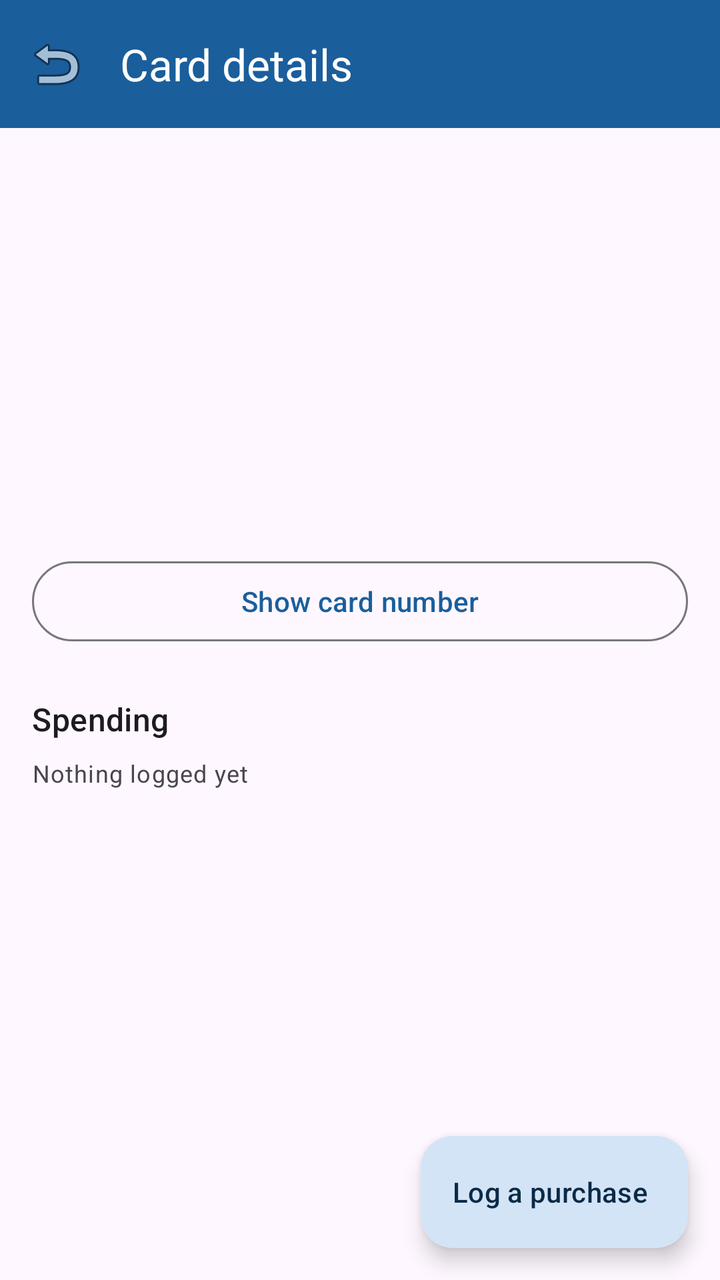
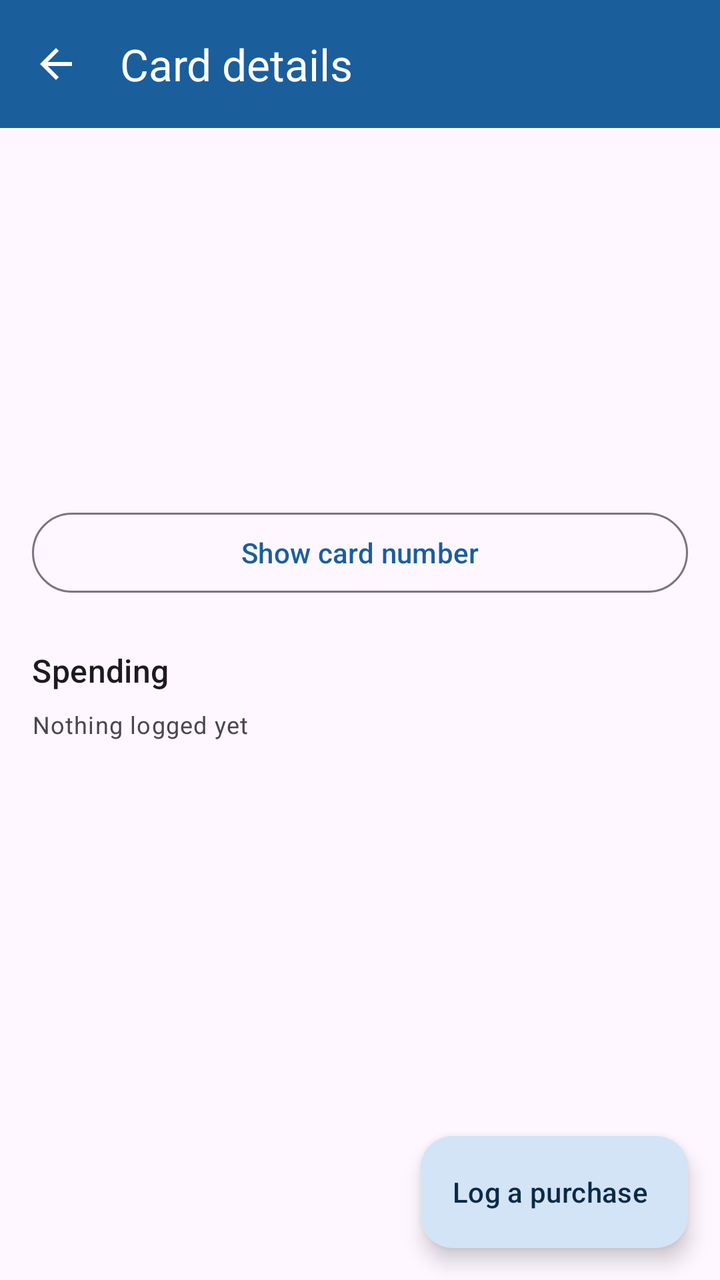

Before-and-after screenshots of an Android layout around one commit, followed by the original layout XML and the change that was made.
<!-- AndroidManifest.xml: application theme Theme.MyCards -->
<!-- res/layout/activity_card_detail.xml -->
<?xml version="1.0" encoding="utf-8"?>
<androidx.coordinatorlayout.widget.CoordinatorLayout
    xmlns:android="http://schemas.android.com/apk/res/android"
    xmlns:app="http://schemas.android.com/apk/res-auto"
    android:layout_width="match_parent"
    android:layout_height="match_parent">

    <LinearLayout
        android:layout_width="match_parent"
        android:layout_height="match_parent"
        android:orientation="vertical">

        <com.google.android.material.appbar.MaterialToolbar
            android:id="@+id/toolbar"
            android:layout_width="match_parent"
            android:layout_height="?attr/actionBarSize"
            android:background="@color/toolbar_background"
            app:navigationIcon="@android:drawable/ic_menu_revert"
            app:title="@string/card_details"
            app:titleTextColor="@color/toolbar_on_background" />

        <ScrollView
            android:layout_width="match_parent"
            android:layout_height="0dp"
            android:layout_weight="1"
            android:fillViewport="true">

            <LinearLayout
                android:layout_width="match_parent"
                android:layout_height="wrap_content"
                android:orientation="vertical"
                android:padding="16dp"
                android:paddingBottom="96dp">

                <TextView
                    android:id="@+id/cardTitle"
                    android:layout_width="match_parent"
                    android:layout_height="wrap_content"
                    android:textAppearance="?attr/textAppearanceHeadlineSmall" />

                <TextView
                    android:id="@+id/cardSubtitle"
                    android:layout_width="match_parent"
                    android:layout_height="wrap_content"
                    android:textAppearance="@style/TextAppearance.MyCards.Meta" />

                <TextView
                    android:id="@+id/balance"
                    android:layout_width="match_parent"
                    android:layout_height="wrap_content"
                    android:layout_marginTop="12dp"
                    android:textAppearance="?attr/textAppearanceDisplaySmall" />

                <TextView
                    android:id="@+id/balanceMeta"
                    android:layout_width="match_parent"
                    android:layout_height="wrap_content"
                    android:textAppearance="@style/TextAppearance.MyCards.Meta" />

                <TextView
                    android:id="@+id/expiry"
                    android:layout_width="match_parent"
                    android:layout_height="wrap_content"
                    android:layout_marginTop="8dp"
                    android:textAppearance="?attr/textAppearanceBodyMedium" />

                
                <TextView
                    android:id="@+id/storeInfo"
                    android:layout_width="match_parent"
                    android:layout_height="wrap_content"
                    android:layout_marginTop="8dp"
                    android:textAppearance="@style/TextAppearance.MyCards.Meta" />

                <com.google.android.material.card.MaterialCardView
                    android:id="@+id/mismatchCard"
                    android:layout_width="match_parent"
                    android:layout_height="wrap_content"
                    android:layout_marginTop="16dp"
                    android:visibility="gone"
                    app:cardCornerRadius="12dp"
                    app:strokeColor="@color/expiry_warning"
                    app:strokeWidth="1dp">

                    <LinearLayout
                        android:layout_width="match_parent"
                        android:layout_height="wrap_content"
                        android:orientation="vertical"
                        android:padding="12dp">

                        <TextView
                            android:layout_width="match_parent"
                            android:layout_height="wrap_content"
                            android:text="@string/unlogged_transaction_title"
                            android:textAppearance="?attr/textAppearanceTitleSmall"
                            android:textColor="@color/expiry_warning" />

                        <com.google.android.material.button.MaterialButton
                            android:id="@+id/reconcileButton"
                            style="@style/Widget.Material3.Button.TextButton"
                            android:layout_width="wrap_content"
                            android:layout_height="wrap_content"
                            android:text="@string/reconcile_add" />
                    </LinearLayout>
                </com.google.android.material.card.MaterialCardView>

                
                <com.google.android.material.button.MaterialButton
                    android:id="@+id/revealButton"
                    style="@style/Widget.Material3.Button.OutlinedButton"
                    android:layout_width="match_parent"
                    android:layout_height="wrap_content"
                    android:layout_marginTop="20dp"
                    android:text="@string/show_card_number" />

                <LinearLayout
                    android:id="@+id/secretBlock"
                    android:layout_width="match_parent"
                    android:layout_height="wrap_content"
                    android:layout_marginTop="12dp"
                    android:orientation="vertical"
                    android:visibility="gone">

                    <TextView
                        android:id="@+id/panValue"
                        android:layout_width="match_parent"
                        android:layout_height="wrap_content"
                        android:textAppearance="@style/TextAppearance.MyCards.Secret"
                        android:textIsSelectable="true" />

                    <TextView
                        android:id="@+id/cvvValue"
                        android:layout_width="match_parent"
                        android:layout_height="wrap_content"
                        android:layout_marginTop="6dp"
                        android:textAppearance="@style/TextAppearance.MyCards.Secret"
                        android:textIsSelectable="true" />

                    <TextView
                        android:id="@+id/cardExpiryValue"
                        android:layout_width="match_parent"
                        android:layout_height="wrap_content"
                        android:layout_marginTop="6dp"
                        android:textAppearance="@style/TextAppearance.MyCards.Secret"
                        android:textIsSelectable="true" />
                </LinearLayout>

                <com.google.android.material.button.MaterialButton
                    android:id="@+id/giftLinkButton"
                    style="@style/Widget.Material3.Button.TextButton"
                    android:layout_width="match_parent"
                    android:layout_height="wrap_content"
                    android:layout_marginTop="8dp"
                    android:text="@string/open_gift_link"
                    android:visibility="gone" />

                <TextView
                    android:layout_width="match_parent"
                    android:layout_height="wrap_content"
                    android:layout_marginTop="24dp"
                    android:text="@string/spend_log"
                    android:textAppearance="?attr/textAppearanceTitleMedium" />

                <TextView
                    android:id="@+id/noSpends"
                    android:layout_width="match_parent"
                    android:layout_height="wrap_content"
                    android:layout_marginTop="8dp"
                    android:text="@string/no_spends_yet"
                    android:textAppearance="@style/TextAppearance.MyCards.Meta" />

                
                <androidx.recyclerview.widget.RecyclerView
                    android:id="@+id/spendList"
                    android:layout_width="match_parent"
                    android:layout_height="wrap_content"
                    android:layout_marginTop="8dp"
                    android:nestedScrollingEnabled="false" />
            </LinearLayout>
        </ScrollView>
    </LinearLayout>

    <com.google.android.material.floatingactionbutton.ExtendedFloatingActionButton
        android:id="@+id/addSpend"
        android:layout_width="wrap_content"
        android:layout_height="wrap_content"
        android:layout_gravity="bottom|end"
        android:layout_margin="16dp"
        android:text="@string/add_spend" />

</androidx.coordinatorlayout.widget.CoordinatorLayout>
<!-- resources referenced by this layout -->
<resources>
  <color name="expiry_warning">#B26A00</color>
  <color name="toolbar_background">#1B5E9C</color>
  <color name="toolbar_on_background">#FFFFFF</color>
  <string name="add_spend">Log a purchase</string>
  <string name="card_details">Card details</string>
  <string name="no_spends_yet">Nothing logged yet</string>
  <string name="open_gift_link">Open gift card</string>
  <string name="reconcile_add">Add this purchase</string>
  <string name="show_card_number">Show card number</string>
  <string name="spend_log">Spending</string>
  <string name="unlogged_transaction_title">Detected an unlogged transaction</string>
  <style name="TextAppearance.MyCards.Meta" parent="TextAppearance.Material3.BodySmall">
          <item name="android:alpha">0.75</item>
      </style>
  <style name="TextAppearance.MyCards.Secret" parent="TextAppearance.Material3.TitleMedium">
          <item name="android:fontFamily">monospace</item>
          <item name="android:letterSpacing">0.08</item>
      </style>
  <style name="Theme.MyCards" parent="Theme.Material3.DayNight.NoActionBar">
          <item name="colorPrimary">@color/brand_primary</item>
          <item name="colorOnPrimary">@color/brand_on_primary</item>
          <item name="colorPrimaryContainer">@color/brand_primary_container</item>
          <item name="colorOnPrimaryContainer">@color/brand_on_primary_container</item>
          <item name="colorSecondary">@color/brand_secondary</item>
          
          <item name="android:statusBarColor" tools:targetApi="l">@color/toolbar_background</item>
      </style>
  <color name="brand_primary">#1B5E9C</color>
  <color name="brand_on_primary">#FFFFFF</color>
  <color name="brand_primary_container">#D3E4F7</color>
  <color name="brand_on_primary_container">#0B2A45</color>
  <color name="brand_secondary">#2E7D5B</color>
</resources>

<!-- the commit's change to res/layout/activity_card_detail.xml (unified diff, before → after) -->
@@ -15,7 +15,7 @@
             android:layout_width="match_parent"
             android:layout_height="?attr/actionBarSize"
             android:background="@color/toolbar_background"
-            app:navigationIcon="@android:drawable/ic_menu_revert"
+            app:navigationIcon="@drawable/ic_arrow_back"
             app:title="@string/card_details"
             app:titleTextColor="@color/toolbar_on_background" />
 
@@ -32,10 +32,14 @@
                 android:padding="16dp"
                 android:paddingBottom="96dp">
 
+                
                 <TextView
                     android:id="@+id/cardTitle"
                     android:layout_width="match_parent"
                     android:layout_height="wrap_content"
+                    android:background="?attr/selectableItemBackground"
+                    android:clickable="true"
+                    android:focusable="true"
                     android:textAppearance="?attr/textAppearanceHeadlineSmall" />
 
                 <TextView
@@ -63,14 +67,6 @@
                     android:layout_height="wrap_content"
                     android:layout_marginTop="8dp"
                     android:textAppearance="?attr/textAppearanceBodyMedium" />
-
-                
-                <TextView
-                    android:id="@+id/storeInfo"
-                    android:layout_width="match_parent"
-                    android:layout_height="wrap_content"
-                    android:layout_marginTop="8dp"
-                    android:textAppearance="@style/TextAppearance.MyCards.Meta" />
 
                 <com.google.android.material.card.MaterialCardView
                     android:id="@+id/mismatchCard"
@@ -174,7 +170,8 @@
                     android:id="@+id/spendList"
                     android:layout_width="match_parent"
                     android:layout_height="wrap_content"
-                    android:layout_marginTop="8dp"
+                    android:layout_marginTop="4dp"
+                    android:background="@android:color/transparent"
                     android:nestedScrollingEnabled="false" />
             </LinearLayout>
         </ScrollView>
<!-- resource entries referenced after the edit -->
@@ -3,6 +3,18 @@
   <color name="expiry_warning">#B26A00</color>
   <color name="toolbar_background">#1B5E9C</color>
   <color name="toolbar_on_background">#FFFFFF</color>
+  <!-- drawable ic_arrow_back (drawable) -->
+  <vector xmlns:android="http://schemas.android.com/apk/res/android"
+      android:width="24dp"
+      android:height="24dp"
+      android:viewportWidth="24"
+      android:viewportHeight="24"
+      android:autoMirrored="true"
+      android:tint="@color/toolbar_on_background">
+      <path
+          android:fillColor="@android:color/white"
+          android:pathData="M20,11H7.83l5.59,-5.59L12,4l-8,8 8,8 1.41,-1.41L7.83,13H20v-2z" />
+  </vector>
   <string name="add_spend">Log a purchase</string>
   <string name="card_details">Card details</string>
   <string name="no_spends_yet">Nothing logged yet</string>
